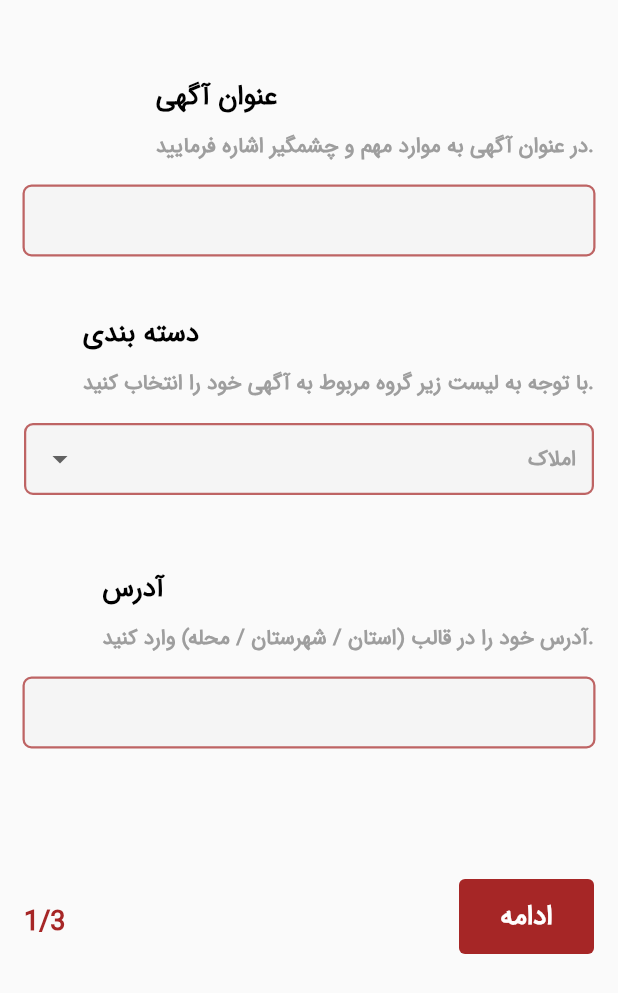
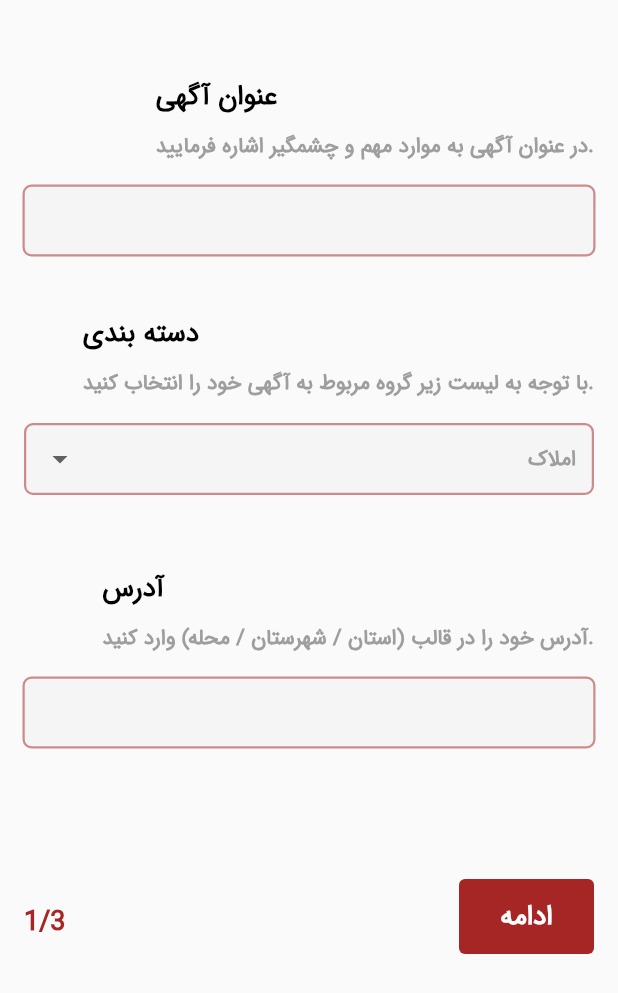
Before and after one commit to sajjadabbasi1383/DivarSample, a Flutter app: the AddPostScreen screen opened directly, on a phone screen of 412 x 824 dp. Shown: the top 993 px of the screen. Run offline on Flutter 3.47's test engine with Material 2 defaults, Android fonts, the phone set to English and light mode, and no system bars; our stand-ins replace flutter_spinkit, flutter_svg, image_picker, persistent_bottom_nav_bar.

Commit message:
improve UI

```diff
--- a/lib/view/addPost2_screen.dart
+++ b/lib/view/addPost2_screen.dart
@@ -93,7 +93,7 @@ class _AddPostSecondState extends State<AddPostSecond> {
                       enabledBorder: const OutlineInputBorder(
                           borderRadius: BorderRadius.all(Radius.circular(6)),
                           borderSide: BorderSide(
-                              width: 1.5, color: Color.fromRGBO(166, 38, 38, 0.7))),
+                              width: 1.5, color: Color.fromARGB(130,166, 38, 38))),
                       focusedBorder: const OutlineInputBorder(
                           borderRadius: BorderRadius.all(Radius.circular(6)),
                           borderSide: BorderSide(
@@ -160,7 +160,7 @@ class _AddPostSecondState extends State<AddPostSecond> {
                       enabledBorder: const OutlineInputBorder(
                           borderRadius: BorderRadius.all(Radius.circular(6)),
                           borderSide: BorderSide(
-                              width: 1.5, color: Color.fromRGBO(166, 38, 38, 0.7))),
+                              width: 1.5, color: Color.fromARGB(130,166, 38, 38))),
                       focusedBorder: const OutlineInputBorder(
                           borderRadius: BorderRadius.all(Radius.circular(6)),
                           borderSide: BorderSide(
--- a/lib/view/addPost3_screen.dart
+++ b/lib/view/addPost3_screen.dart
@@ -207,7 +207,7 @@ class _AddPostThirdState extends State<AddPostThird> {
                           borderRadius: BorderRadius.all(Radius.circular(6)),
                           borderSide: BorderSide(
                               width: 1.5,
-                              color: Color.fromRGBO(166, 38, 38, 0.7))),
+                              color: Color.fromARGB(130,166, 38, 38))),
                       focusedBorder: const OutlineInputBorder(
                           borderRadius: BorderRadius.all(Radius.circular(6)),
                           borderSide: BorderSide(
--- a/lib/view/addPost_screen.dart
+++ b/lib/view/addPost_screen.dart
@@ -100,7 +100,7 @@ class _AddPostScreenState extends State<AddPostScreen> {
                       enabledBorder: const OutlineInputBorder(
                           borderRadius: BorderRadius.all(Radius.circular(6)),
                           borderSide: BorderSide(
-                              width: 1.5, color: Color.fromRGBO(166, 38, 38, 0.7))),
+                              width: 1.5, color: Color.fromARGB(130,166, 38, 38))),
                       focusedBorder: const OutlineInputBorder(
                           borderRadius: BorderRadius.all(Radius.circular(6)),
                           borderSide: BorderSide(
@@ -176,11 +176,11 @@ class _AddPostScreenState extends State<AddPostScreen> {
                         enabledBorder: const OutlineInputBorder(
                             borderRadius: BorderRadius.all(Radius.circular(6)),
                             borderSide: BorderSide(
-                                width: 1.5, color: Color.fromRGBO(166, 38, 38, 0.7))),
+                                width: 1.5, color: Color.fromARGB(130,166, 38, 38))),
                         focusedBorder: const OutlineInputBorder(
                             borderRadius: BorderRadius.all(Radius.circular(6)),
                             borderSide: BorderSide(
-                                width: 1.5, color: Color.fromRGBO(166, 38, 38, 0.7))),
+                                width: 1.5, color: Color.fromARGB(130,166, 38, 38))),
                       ),
                     ),
                   ),
@@ -245,7 +245,7 @@ class _AddPostScreenState extends State<AddPostScreen> {
                       enabledBorder: const OutlineInputBorder(
                           borderRadius: BorderRadius.all(Radius.circular(6)),
                           borderSide: BorderSide(
-                              width: 1.5, color: Color.fromRGBO(166, 38, 38, 0.7))),
+                              width: 1.5, color: Color.fromARGB(130,166, 38, 38))),
                       focusedBorder: const OutlineInputBorder(
                           borderRadius: BorderRadius.all(Radius.circular(6)),
                           borderSide: BorderSide(
```
Also changed, not shown: lib/view/home_screen.dart (+8 -7 lines).
